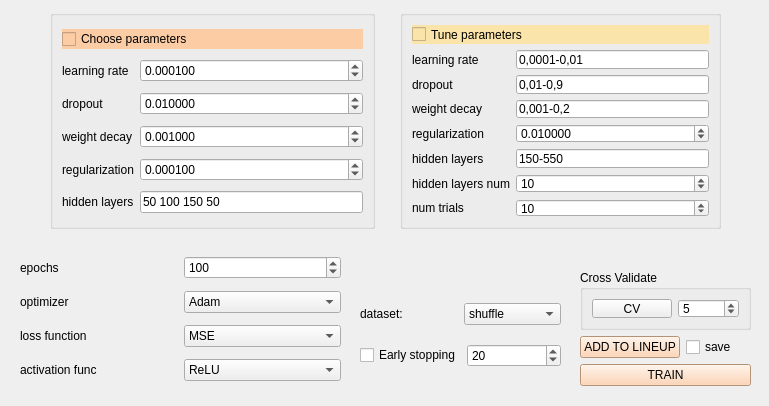
Before: the Qt Designer form qt/torch_regressor.ui in idergunoff/geovel_1.0, drawn with Qt 5.
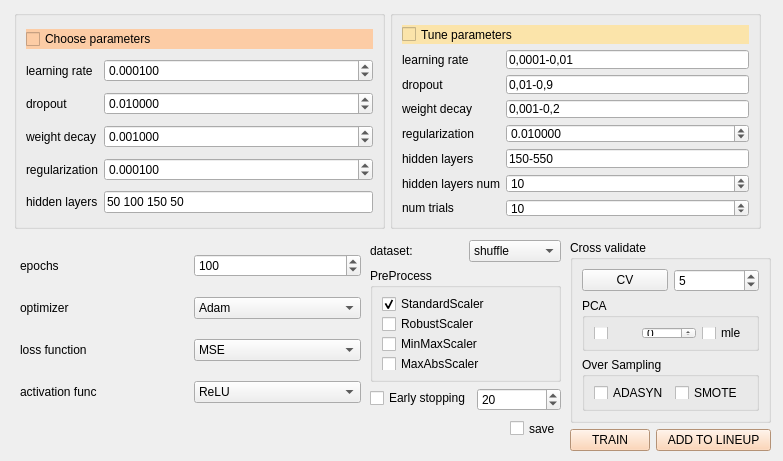
After: the same form once the commit is applied.

Commit message: torch regression classification -- scalers, pca, oversampling

```diff
--- a/qt/torch_regressor.ui
+++ b/qt/torch_regressor.ui
@@ -6,8 +6,8 @@
    <rect>
     <x>0</x>
     <y>0</y>
-    <width>769</width>
-    <height>406</height>
+    <width>783</width>
+    <height>461</height>
    </rect>
   </property>
   <property name="windowTitle">
@@ -16,9 +16,9 @@
   <widget class="QGroupBox" name="groupBox">
    <property name="geometry">
     <rect>
-     <x>50</x>
+     <x>14</x>
      <y>10</y>
-     <width>325</width>
+     <width>371</width>
      <height>219</height>
     </rect>
    </property>
@@ -166,9 +166,9 @@
    <property name="geometry">
     <rect>
      <x>20</x>
-     <y>250</y>
-     <width>321</width>
-     <height>141</height>
+     <y>240</y>
+     <width>341</width>
+     <height>181</height>
     </rect>
    </property>
    <layout class="QGridLayout" name="gridLayout_5">
@@ -298,62 +298,22 @@
   <widget class="QWidget" name="layoutWidget_3">
    <property name="geometry">
     <rect>
-     <x>580</x>
-     <y>270</y>
-     <width>171</width>
-     <height>116</height>
+     <x>570</x>
+     <y>240</y>
+     <width>201</width>
+     <height>211</height>
     </rect>
    </property>
-   <layout class="QGridLayout" name="gridLayout_7">
-    <item row="1" column="0">
-     <widget class="QPushButton" name="pushButton_lineup">
-      <property name="styleSheet">
-       <string notr="true">background-color: rgb(252, 204, 165);</string>
-      </property>
-      <property name="text">
-       <string>ADD TO LINEUP</string>
-      </property>
-     </widget>
-    </item>
-    <item row="1" column="1">
-     <widget class="QCheckBox" name="checkBox_save_model">
-      <property name="enabled">
-       <bool>true</bool>
-      </property>
-      <property name="text">
-       <string>save</string>
-      </property>
-     </widget>
-    </item>
-    <item row="2" column="0" colspan="2">
-     <widget class="QPushButton" name="pushButton_train">
-      <property name="styleSheet">
-       <string notr="true">background-color: rgb(252, 204, 165);</string>
-      </property>
-      <property name="text">
-       <string>TRAIN</string>
-      </property>
-     </widget>
-    </item>
+   <layout class="QFormLayout" name="formLayout_2">
     <item row="0" column="0" colspan="2">
      <widget class="QGroupBox" name="groupBox_9">
       <property name="toolTip">
        <string>Cross Validate by Well</string>
       </property>
       <property name="title">
-       <string>Cross Validate</string>
+       <string>Cross validate</string>
       </property>
       <layout class="QGridLayout" name="gridLayout_3">
-       <item row="0" column="0">
-        <widget class="QPushButton" name="pushButton_cross_val">
-         <property name="toolTip">
-          <string>&lt;p&gt;Количество фолдов для перекрестной проверки, используемых при оценке производительности модели.&lt;/p&gt;</string>
-         </property>
-         <property name="text">
-          <string>CV</string>
-         </property>
-        </widget>
-       </item>
        <item row="0" column="1">
         <widget class="QSpinBox" name="spinBox_cross_val">
          <property name="toolTip">
@@ -367,31 +327,108 @@
          </property>
         </widget>
        </item>
+       <item row="0" column="0">
+        <widget class="QPushButton" name="pushButton_cross_val">
+         <property name="toolTip">
+          <string>&lt;p&gt;Количество фолдов для перекрестной проверки, используемых при оценке производительности модели.&lt;/p&gt;</string>
+         </property>
+         <property name="text">
+          <string>CV</string>
+         </property>
+        </widget>
+       </item>
+       <item row="1" column="0" colspan="2">
+        <widget class="QGroupBox" name="groupBox_11">
+         <property name="title">
+          <string>PCA</string>
+         </property>
+         <layout class="QGridLayout" name="gridLayout_10">
+          <item row="0" column="1">
+           <widget class="QSpinBox" name="spinBox_pca_3">
+            <property name="maximum">
+             <number>1000</number>
+            </property>
+           </widget>
+          </item>
+          <item row="0" column="0">
+           <widget class="QCheckBox" name="checkBox_pca_3">
+            <property name="text">
+             <string/>
+            </property>
+           </widget>
+          </item>
+          <item row="0" column="2">
+           <widget class="QCheckBox" name="checkBox_pca_mle_3">
+            <property name="text">
+             <string>mle</string>
+            </property>
+           </widget>
+          </item>
+         </layout>
+        </widget>
+       </item>
+       <item row="2" column="0" colspan="2">
+        <widget class="QGroupBox" name="groupBox_14">
+         <property name="title">
+          <string>Over Sampling</string>
+         </property>
+         <layout class="QGridLayout" name="gridLayout_31">
+          <item row="1" column="0">
+           <layout class="QFormLayout" name="formLayout_3">
+            <item row="0" column="0">
+             <widget class="QCheckBox" name="checkBox_adasyn">
+              <property name="text">
+               <string>ADASYN</string>
+              </property>
+             </widget>
+            </item>
+            <item row="0" column="1">
+             <widget class="QCheckBox" name="checkBox_smote">
+              <property name="text">
+               <string>SMOTE</string>
+              </property>
+             </widget>
+            </item>
+           </layout>
+          </item>
+         </layout>
+        </widget>
+       </item>
       </layout>
      </widget>
     </item>
+    <item row="2" column="0">
+     <widget class="QPushButton" name="pushButton_train">
+      <property name="styleSheet">
+       <string notr="true">background-color: rgb(252, 204, 165);</string>
+      </property>
+      <property name="text">
+       <string>TRAIN</string>
+      </property>
+     </widget>
+    </item>
+    <item row="2" column="1">
+     <widget class="QPushButton" name="pushButton_lineup">
+      <property name="styleSheet">
+       <string notr="true">background-color: rgb(252, 204, 165);</string>
+      </property>
+      <property name="text">
+       <string>ADD TO LINEUP</string>
+      </property>
+     </widget>
+    </item>
    </layout>
   </widget>
   <widget class="QWidget" name="layoutWidget">
    <property name="geometry">
     <rect>
-     <x>360</x>
-     <y>290</y>
-     <width>201</width>
-     <height>91</height>
+     <x>370</x>
+     <y>240</y>
+     <width>191</width>
+     <height>171</height>
     </rect>
    </property>
-   <layout class="QGridLayout" name="gridLayout_2">
-    <item row="1" column="0">
-     <widget class="QCheckBox" name="checkBox_early_stop">
-      <property name="toolTip">
-       <string>&lt;p&gt;Эта опция позволяет автоматически останавливать обучение, когда производительность модели на проверочном наборе данных перестает улучшаться. Это помогает предотвратить переобучение.&lt;/p&gt;</string>
-      </property>
-      <property name="text">
-       <string>Early stopping</string>
-      </property>
-     </widget>
-    </item>
+   <layout class="QFormLayout" name="formLayout">
     <item row="0" column="0" colspan="2">
      <layout class="QGridLayout" name="gridLayout_4">
       <item row="0" column="0">
@@ -417,7 +454,61 @@
       </item>
      </layout>
     </item>
-    <item row="1" column="1">
+    <item row="1" column="0" colspan="2">
+     <widget class="QGroupBox" name="groupBox_17">
+      <property name="title">
+       <string>PreProcess</string>
+      </property>
+      <layout class="QGridLayout" name="gridLayout_36">
+       <item row="0" column="0">
+        <layout class="QGridLayout" name="gridLayout_30">
+         <item row="0" column="0">
+          <widget class="QCheckBox" name="checkBox_stdscaler">
+           <property name="text">
+            <string>StandardScaler</string>
+           </property>
+           <property name="checked">
+            <bool>true</bool>
+           </property>
+          </widget>
+         </item>
+         <item row="1" column="0">
+          <widget class="QCheckBox" name="checkBox_robscaler">
+           <property name="text">
+            <string>RobustScaler</string>
+           </property>
+          </widget>
+         </item>
+         <item row="2" column="0">
+          <widget class="QCheckBox" name="checkBox_mnmxscaler">
+           <property name="text">
+            <string>MinMaxScaler</string>
+           </property>
+          </widget>
+         </item>
+         <item row="3" column="0">
+          <widget class="QCheckBox" name="checkBox_mxabsscaler">
+           <property name="text">
+            <string>MaxAbsScaler</string>
+           </property>
+          </widget>
+         </item>
+        </layout>
+       </item>
+      </layout>
+     </widget>
+    </item>
+    <item row="2" column="0">
+     <widget class="QCheckBox" name="checkBox_early_stop">
+      <property name="toolTip">
+       <string>&lt;p&gt;Эта опция позволяет автоматически останавливать обучение, когда производительность модели на проверочном наборе данных перестает улучшаться. Это помогает предотвратить переобучение.&lt;/p&gt;</string>
+      </property>
+      <property name="text">
+       <string>Early stopping</string>
+      </property>
+     </widget>
+    </item>
+    <item row="2" column="1">
      <widget class="QSpinBox" name="spinBox_stop_patience">
       <property name="value">
        <number>20</number>
@@ -429,9 +520,9 @@
   <widget class="QGroupBox" name="groupBox_2">
    <property name="geometry">
     <rect>
-     <x>400</x>
+     <x>390</x>
      <y>10</y>
-     <width>321</width>
+     <width>371</width>
      <height>219</height>
     </rect>
    </property>
@@ -582,6 +673,22 @@
     </item>
    </layout>
   </widget>
+  <widget class="QCheckBox" name="checkBox_save_model">
+   <property name="enabled">
+    <bool>true</bool>
+   </property>
+   <property name="geometry">
+    <rect>
+     <x>510</x>
+     <y>420</y>
+     <width>51</width>
+     <height>17</height>
+    </rect>
+   </property>
+   <property name="text">
+    <string>save</string>
+   </property>
+  </widget>
  </widget>
  <resources/>
  <connections/>
```
The commit also changes 5 other files.
